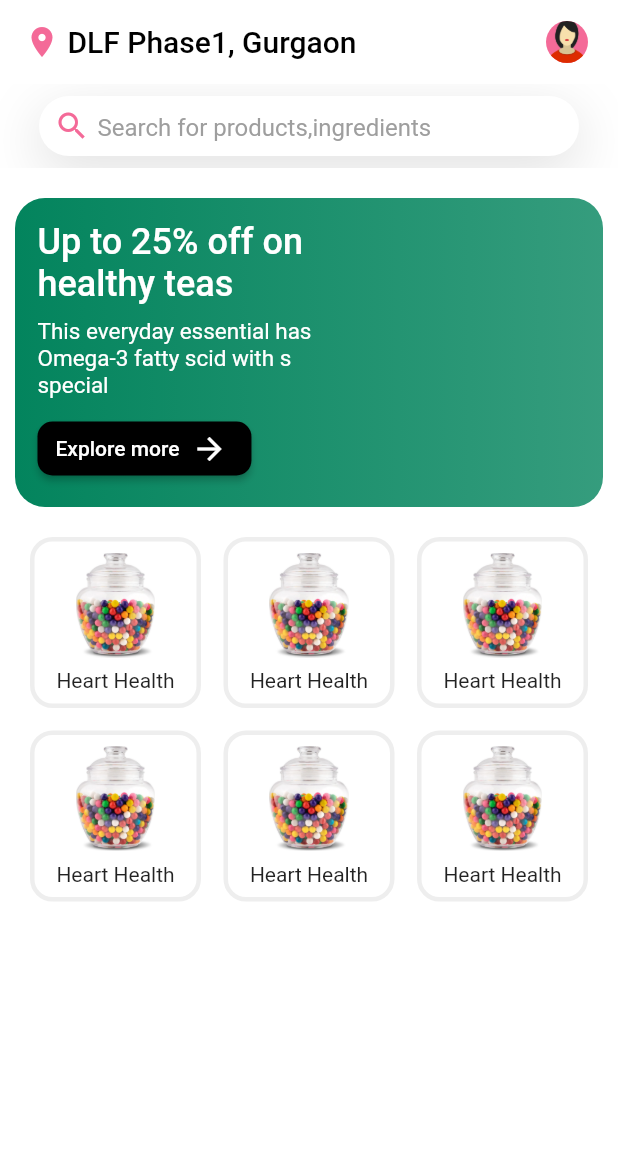
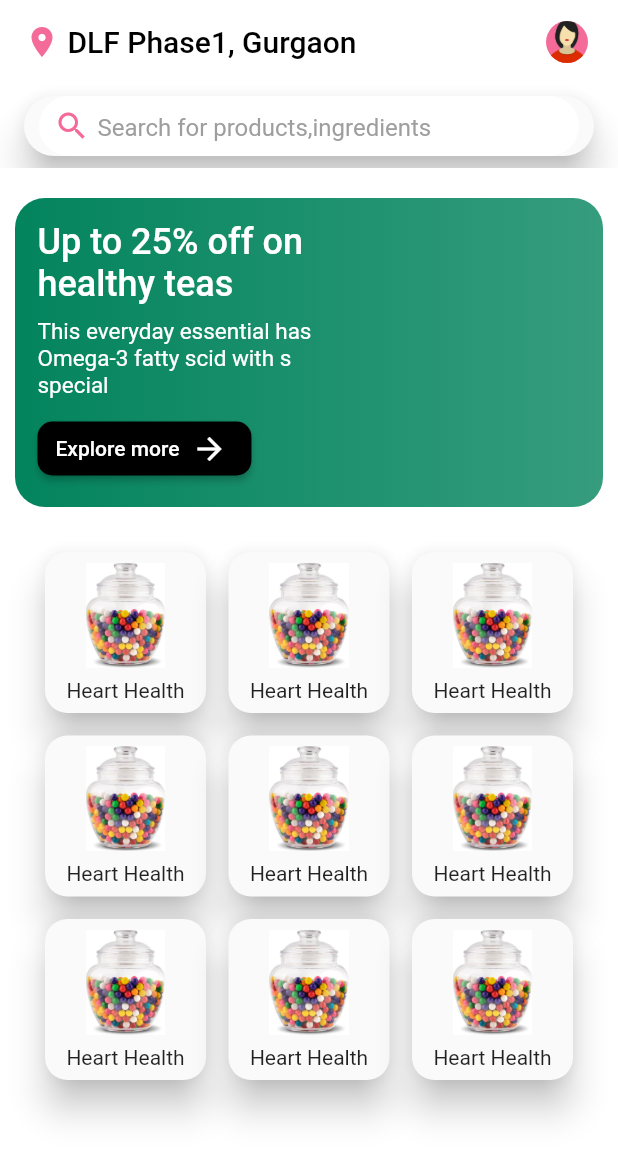
Before and after one commit to Nishadatgit/luminar-Projects, a Flutter app: the screen it shows after launch, on a phone screen of 412 x 824 dp. Shown: the top 1159 px of the screen. Run offline on Flutter 3.47's test engine with Material 2 defaults, Android fonts, the phone set to English and light mode, and no system bars; our stand-ins replace accordion, curved_navigation_bar, email_validator, eva_icons_flutter, flutter_svg, font_awesome_flutter and 4 more; missing offline and left inert: random_date, staggered_grid_view_flutter.

Commit message:
added elevation to containers

```diff
--- a/lib/ui/DLF ui/dlf_ui.dart
+++ b/lib/ui/DLF ui/dlf_ui.dart
@@ -53,24 +53,19 @@ class DLFUi extends StatelessWidget {
             bottom: AppBar(
               elevation: 0,
               backgroundColor: Colors.white,
-              title: Container(
+              title: Material(
+                elevation: 10,
+                borderRadius: BorderRadius.circular(20),
+                child: Container(
                   alignment: Alignment.center,
                   margin: const EdgeInsets.symmetric(horizontal: 10),
                   padding: const EdgeInsets.symmetric(horizontal: 10),
                   height: 40,
-                decoration: BoxDecoration(
+                  decoration: const BoxDecoration(
                     color: Colors.white,
-                  borderRadius: const BorderRadius.all(
+                    borderRadius: BorderRadius.all(
                       Radius.circular(20),
                     ),
-                  boxShadow: [
-                    BoxShadow(
-                      blurRadius: 30,
-                      spreadRadius: 1,
-                      color: Colors.grey.withOpacity(0.3),
-                      offset: const Offset(0, 10),
-                    ),
-                  ],
                   ),
                   child: Row(
                     children: const [
@@ -94,6 +89,7 @@ class DLFUi extends StatelessWidget {
                         ),
                       ),
                     ],
+                  ),
                 ),
               ),
             ),
@@ -147,10 +143,12 @@ class DLFUi extends StatelessWidget {
                 ),
               ),
               Container(
+                margin: const EdgeInsets.all(10),
+                color: Colors.white,
                 padding: const EdgeInsets.all(20),
                 child: GridView.builder(
                     shrinkWrap: true,
-                    itemCount: 6,
+                    itemCount: 9,
                     padding: const EdgeInsets.all(0),
                     gridDelegate:
                         const SliverGridDelegateWithFixedCrossAxisCount(
@@ -158,11 +156,12 @@ class DLFUi extends StatelessWidget {
                             crossAxisSpacing: 15,
                             crossAxisCount: 3),
                     itemBuilder: (ctx, index) {
-                      return Container(
-                        decoration: BoxDecoration(
-                          border:
-                              Border.all(color: Colors.grey[200]!, width: 3),
-                          borderRadius: const BorderRadius.all(
+                      return Material(
+                        borderRadius: BorderRadius.circular(15),
+                        elevation: 10,
+                        child: Container(
+                          decoration: const BoxDecoration(
+                            borderRadius: BorderRadius.all(
                               Radius.circular(15),
                             ),
                           ),
@@ -177,12 +176,14 @@ class DLFUi extends StatelessWidget {
                                 decoration: const BoxDecoration(
                                   image: DecorationImage(
                                     fit: BoxFit.fitHeight,
-                                  image: AssetImage('assets/images/candy.jpg'),
+                                    image:
+                                        AssetImage('assets/images/candy.jpg'),
                                   ),
                                 ),
                               ),
                               const Text('Heart Health')
                             ],
+                          ),
                         ),
                       );
                     }),
```
Also changed, not shown: lib/ui/DLF ui/DLF ui.png. Lines whose indentation alone changed are shown as unchanged.
